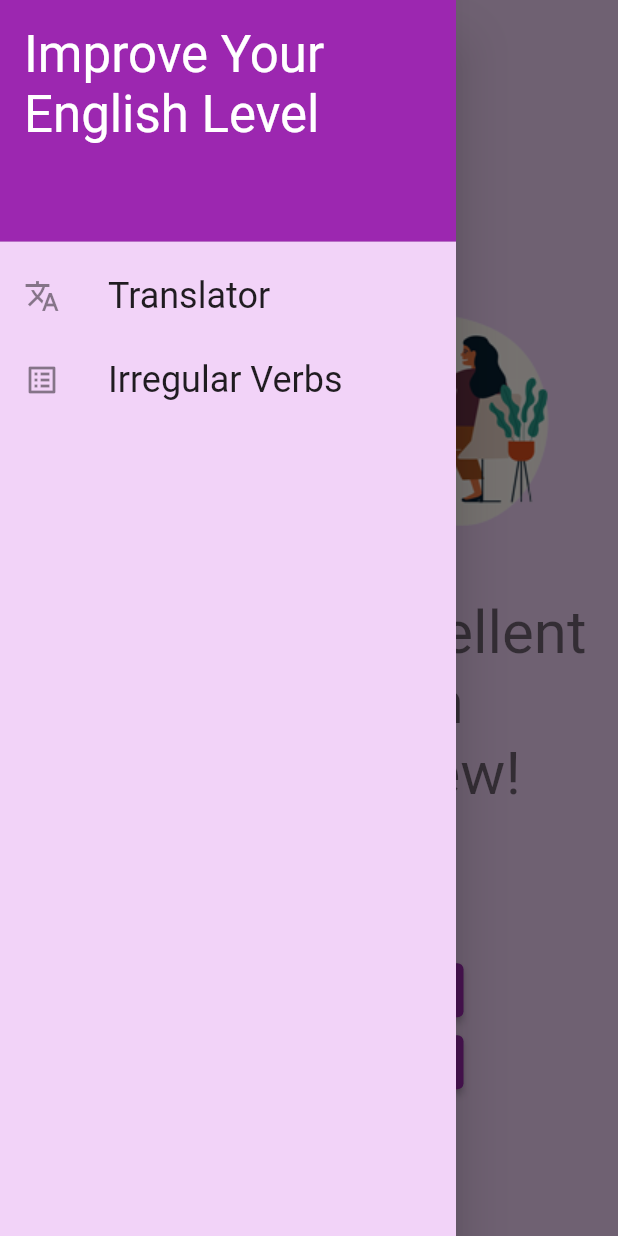
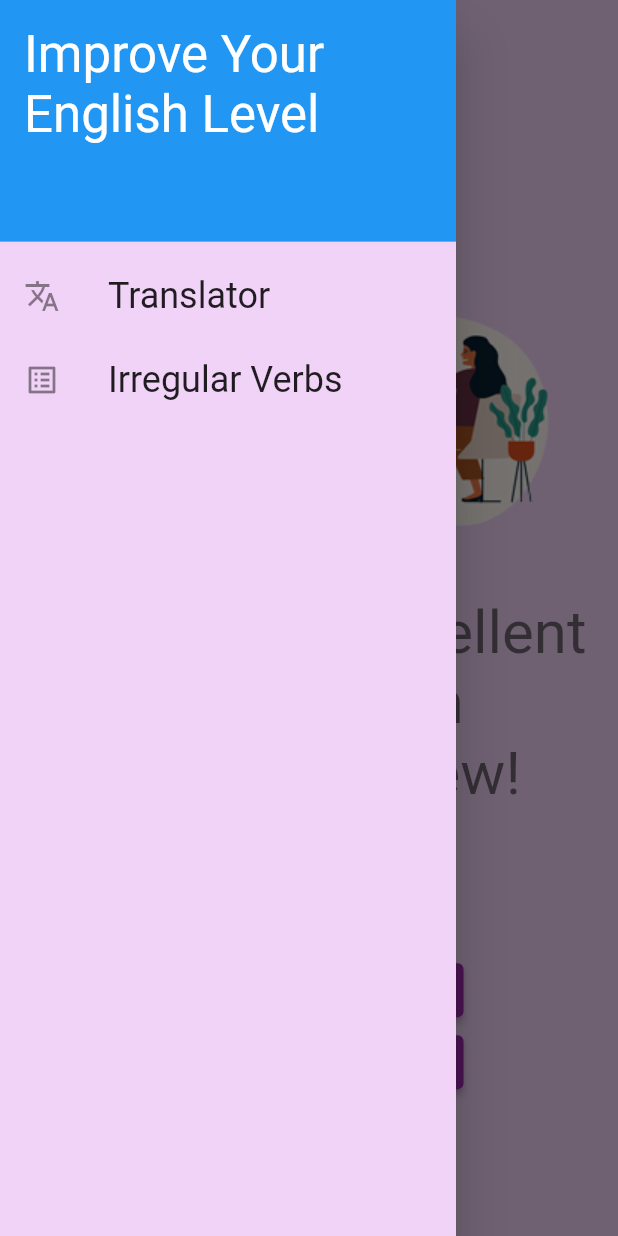
Before and after one commit to dariagorlova/english_for_it, a Flutter app: the screen it shows after launch, with the side drawer open, on a phone screen of 412 x 824 dp. Run offline on Flutter 3.47's test engine with Material 2 defaults, Android fonts, the phone set to English and light mode, and no system bars; our stand-ins replace confetti, flutter_bloc, freezed_annotation, get_it, go_router, google_fonts and 4 more; missing offline and left inert: flutter_app_badger, text_to_speech; accounts and stored records are empty; Roboto replaces fonts that are missing (Pattaya).

Commit message:
edit color and text scheme

```diff
--- a/lib/features/phrases/phrases_learning_screen/phrases_screen.dart
+++ b/lib/features/phrases/phrases_learning_screen/phrases_screen.dart
@@ -23,7 +23,7 @@ class PhrasesScreenView extends StatelessWidget {
   @override
   Widget build(BuildContext context) {
     return Scaffold(
-      backgroundColor: Theme.of(context).backgroundColor,
+      backgroundColor: Theme.of(context).colorScheme.background,
       appBar: AppBar(
         title: const Text('Phrases for Today'),
         actions: [
--- a/lib/features/phrases/phrases_learning_screen/widgets/flag_button.dart
+++ b/lib/features/phrases/phrases_learning_screen/widgets/flag_button.dart
@@ -17,11 +17,11 @@ class FlagButton extends StatelessWidget {
       icon: pState.displayInEnglish
           ? Text(
               '🇺🇦',
-              style: Theme.of(context).textTheme.headline4,
+              style: Theme.of(context).textTheme.headlineMedium,
             )
           : Text(
               '🇺🇸',
-              style: Theme.of(context).textTheme.headline4,
+              style: Theme.of(context).textTheme.headlineMedium,
             ),
       onPressed: () {
         context.read<PhrasesCubit>().changeLanguage();
--- a/lib/features/phrases/phrases_learning_screen/widgets/next_phrase_button.dart
+++ b/lib/features/phrases/phrases_learning_screen/widgets/next_phrase_button.dart
@@ -24,7 +24,7 @@ class NextPhraseButton extends StatelessWidget {
         ),
         foregroundDecoration: phrasesState.isCurrentPhraseLast
             ? BoxDecoration(
-                color: Theme.of(context).errorColor,
+                color: Theme.of(context).colorScheme.error,
                 backgroundBlendMode: BlendMode.lighten,
               )
             : null,
--- a/lib/features/phrases/phrases_learning_screen/widgets/one_side_card.dart
+++ b/lib/features/phrases/phrases_learning_screen/widgets/one_side_card.dart
@@ -33,11 +33,11 @@ class OneSideCard extends StatelessWidget {
                 icon: inEnglish
                     ? Text(
                         '🇺🇦',
-                        style: Theme.of(context).textTheme.headline4,
+                        style: Theme.of(context).textTheme.headlineMedium,
                       )
                     : Text(
                         '🇺🇸',
-                        style: Theme.of(context).textTheme.headline4,
+                        style: Theme.of(context).textTheme.headlineMedium,
                       ),
                 onPressed: language,
               ),
--- a/lib/features/phrases/phrases_learning_screen/widgets/previous_phrase_button.dart
+++ b/lib/features/phrases/phrases_learning_screen/widgets/previous_phrase_button.dart
@@ -24,7 +24,7 @@ class PreviousPhraseButton extends StatelessWidget {
         ),
         foregroundDecoration: phrasesState.isCurrentPhraseFirst
             ? BoxDecoration(
-                color: Theme.of(context).errorColor,
+                color: Theme.of(context).colorScheme.error,
                 backgroundBlendMode: BlendMode.lighten,
               )
             : null,
--- a/lib/features/phrases/phrases_testing_screen/phrases_testing_screen.dart
+++ b/lib/features/phrases/phrases_testing_screen/phrases_testing_screen.dart
@@ -33,7 +33,7 @@ class TestingView extends StatelessWidget {
   Widget build(BuildContext context) {
     final height = MediaQuery.of(context).size.height * 0.4;
     return Scaffold(
-      backgroundColor: Theme.of(context).backgroundColor,
+      backgroundColor: Theme.of(context).colorScheme.background,
       appBar: AppBar(
         title: const Text('Testing daily phrases'),
         actions: [
@@ -65,7 +65,7 @@ class TestingView extends StatelessWidget {
                           child: Center(
                             child: Text(
                               state.currentPhrase,
-                              style: Theme.of(context).textTheme.headline3,
+                              style: Theme.of(context).textTheme.displaySmall,
                               textAlign: TextAlign.center,
                             ),
                           ),
--- a/lib/features/phrases/phrases_testing_screen/widgets/phrase_choise_card.dart
+++ b/lib/features/phrases/phrases_testing_screen/widgets/phrase_choise_card.dart
@@ -48,7 +48,7 @@ class PhraseChoiseCard extends StatelessWidget {
                     style: TextStyle(
                       fontSize: 23,
                       color: isAnswerTried
-                          ? Theme.of(context).errorColor
+                          ? Theme.of(context).colorScheme.error
                           : Theme.of(context).primaryColor,
                     ),
                     children: <TextSpan>[
@@ -58,7 +58,7 @@ class PhraseChoiseCard extends StatelessWidget {
                           fontSize: 23,
                           fontWeight: FontWeight.bold,
                           color: isAnswerTried
-                              ? Theme.of(context).errorColor
+                              ? Theme.of(context).colorScheme.error
                               : Theme.of(context).primaryColor,
                         ),
                       ),
@@ -67,7 +67,7 @@ class PhraseChoiseCard extends StatelessWidget {
                         style: TextStyle(
                           fontSize: 23,
                           color: isAnswerTried
-                              ? Theme.of(context).errorColor
+                              ? Theme.of(context).colorScheme.error
                               : Theme.of(context).primaryColor,
                         ),
                       ),
--- a/lib/features/start_screen/start_screen.dart
+++ b/lib/features/start_screen/start_screen.dart
@@ -33,12 +33,12 @@ class _StartScreenState extends State<StartScreen> with WidgetsBindingObserver {
   Widget build(BuildContext context) {
     return Scaffold(
       appBar: AppBar(
-        backgroundColor: Theme.of(context).backgroundColor,
+        backgroundColor: Theme.of(context).colorScheme.background,
         foregroundColor: Theme.of(context).primaryColor,
         elevation: 0,
       ),
       drawer: Drawer(
-        backgroundColor: Theme.of(context).backgroundColor,
+        backgroundColor: Theme.of(context).colorScheme.background,
         child: ListView(
           padding: EdgeInsets.zero,
           children: [
@@ -48,7 +48,7 @@ class _StartScreenState extends State<StartScreen> with WidgetsBindingObserver {
               ),
               child: Text(
                 'Improve Your English Level',
-                style: Theme.of(context).textTheme.headline4?.copyWith(
+                style: Theme.of(context).textTheme.headlineMedium?.copyWith(
                       color: Colors.white,
                     ),
               ),
@@ -59,7 +59,7 @@ class _StartScreenState extends State<StartScreen> with WidgetsBindingObserver {
               ),
               title: Text(
                 'Translator',
-                style: Theme.of(context).textTheme.headline5,
+                style: Theme.of(context).textTheme.headlineSmall,
               ),
               onTap: () {
                 context.go('/searchWord');
@@ -72,7 +72,7 @@ class _StartScreenState extends State<StartScreen> with WidgetsBindingObserver {
               ),
               title: Text(
                 'Irregular Verbs',
-                style: Theme.of(context).textTheme.headline5,
+                style: Theme.of(context).textTheme.headlineSmall,
               ),
               onTap: () {
                 context.go('/irregularVerbs');
@@ -82,7 +82,7 @@ class _StartScreenState extends State<StartScreen> with WidgetsBindingObserver {
           ],
         ),
       ),
-      backgroundColor: Theme.of(context).backgroundColor,
+      backgroundColor: Theme.of(context).colorScheme.background,
       body: Padding(
         padding: EdgeInsets.all(MediaQuery.of(context).size.width / 30),
         child: Center(
--- a/lib/features/words/learning_screen/learning_screen.dart
+++ b/lib/features/words/learning_screen/learning_screen.dart
@@ -26,7 +26,7 @@ class LearningView extends StatelessWidget {
   @override
   Widget build(BuildContext context) {
     return Scaffold(
-      backgroundColor: Theme.of(context).backgroundColor,
+      backgroundColor: Theme.of(context).colorScheme.background,
       appBar: AppBar(
         title: const Text('Words for Today'),
         actions: [
--- a/lib/features/words/make_pair_screen/make_pair_screen.dart
+++ b/lib/features/words/make_pair_screen/make_pair_screen.dart
@@ -32,7 +32,7 @@ class MakePairsView extends StatelessWidget {
     //final columnWidth = MediaQuery.of(context).size.width;
     //print('h: $columnHeight, w: $columnWidth');
     return Scaffold(
-      backgroundColor: Theme.of(context).backgroundColor,
+      backgroundColor: Theme.of(context).colorScheme.background,
       appBar: AppBar(
         title: const Text('Make pairs'),
         actions: [
--- a/lib/features/words/testing_screen.dart/testing_screen.dart
+++ b/lib/features/words/testing_screen.dart/testing_screen.dart
@@ -33,7 +33,7 @@ class TestingView extends StatelessWidget {
   @override
   Widget build(BuildContext context) {
     return Scaffold(
-      backgroundColor: Theme.of(context).backgroundColor,
+      backgroundColor: Theme.of(context).colorScheme.background,
       appBar: AppBar(
         title: const Text('Testing daily words'),
         actions: [
@@ -81,7 +81,7 @@ class VerticalView extends StatelessWidget {
                       child: Center(
                         child: Text(
                           state.currentWordEN, //'developer',
-                          style: Theme.of(context).textTheme.headline2,
+                          style: Theme.of(context).textTheme.displayMedium,
                         ),
                       ),
                     ),
@@ -140,7 +140,7 @@ class HorizontalView extends StatelessWidget {
                           child: Center(
                             child: Text(
                               state.currentWordEN, //'developer',
-                              style: Theme.of(context).textTheme.headline2,
+                              style: Theme.of(context).textTheme.displayMedium,
                             ),
                           ),
                         ),
--- a/lib/features/words/testing_screen.dart/widgets/choise_card.dart
+++ b/lib/features/words/testing_screen.dart/widgets/choise_card.dart
@@ -33,7 +33,7 @@ class ChoiseCard extends StatelessWidget {
               style: TextStyle(
                 fontSize: 35,
                 color: isAnswerTried
-                    ? Theme.of(context).errorColor
+                    ? Theme.of(context).colorScheme.error
                     : Theme.of(context).primaryColor,
               ),
             ),
--- a/lib/main.dart
+++ b/lib/main.dart
@@ -33,10 +33,7 @@ class MyApp extends StatelessWidget {
   Widget build(BuildContext context) => MaterialApp.router(
         title: 'English for IT',
         theme: ThemeData(
-          primarySwatch: Colors.purple,
           textTheme: GoogleFonts.pattayaTextTheme(),
-          backgroundColor: const Color.fromARGB(255, 242, 211, 248),
-          errorColor: Colors.grey,
           elevatedButtonTheme: ElevatedButtonThemeData(
             style: ElevatedButton.styleFrom(
               textStyle: TextStyle(
@@ -47,6 +44,11 @@ class MyApp extends StatelessWidget {
               ),
             ),
           ),
+          colorScheme: ColorScheme.fromSwatch(primarySwatch: Colors.purple)
+              .copyWith(
+                background: const Color.fromARGB(255, 242, 211, 248),
+              )
+              .copyWith(error: Colors.grey),
         ),
         routeInformationProvider: _router.routeInformationProvider,
         routeInformationParser: _router.routeInformationParser,
```
Also changed, not shown: lib/features/congratulation_screen/congratulation_screen.dart (+5 -5 lines), lib/features/phrases/phrases_learning_screen/widgets/phrase_card.dart (+7 -6 lines), lib/features/start_screen/search_word/search_word_screen.dart (+6 -6 lines), lib/features/words/learning_screen/widgets/word_card.dart (+4 -4 lines).
